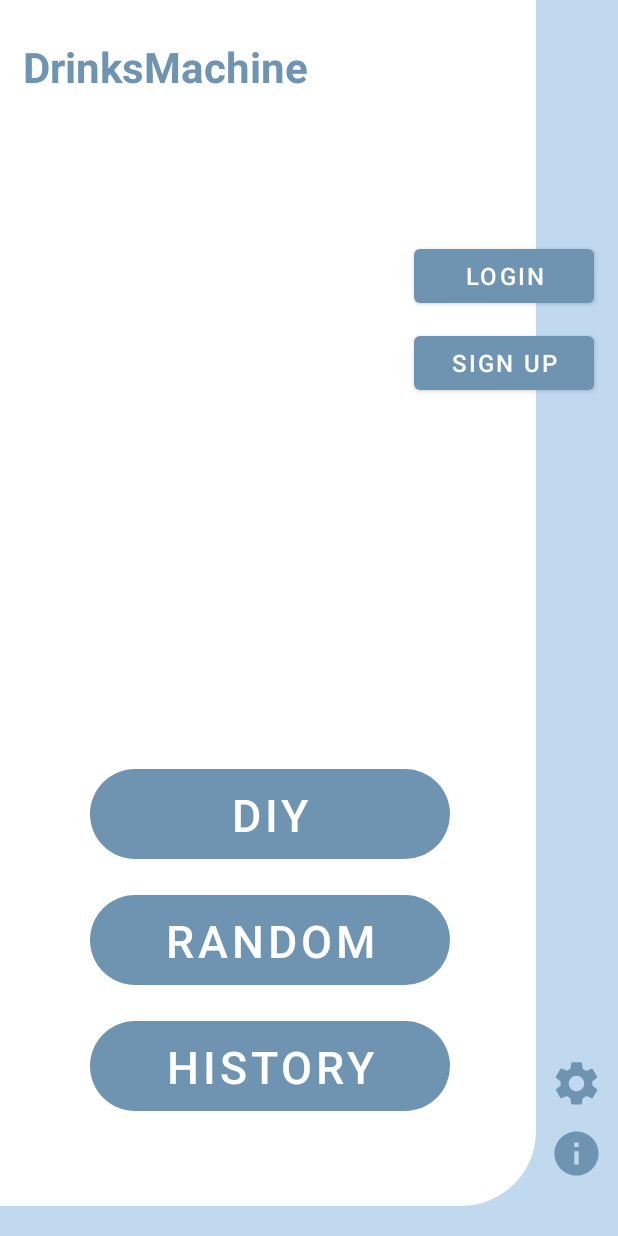
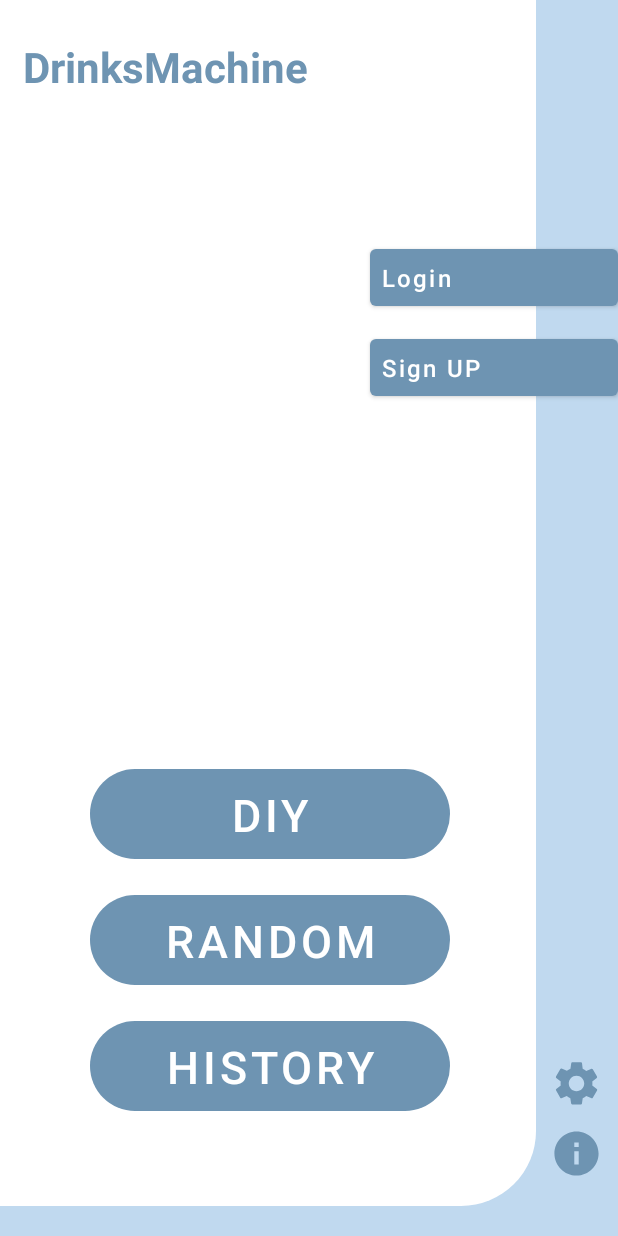
Before and after one commit to AdamLin0626/DrinksMachine, an Android app: the screen it shows after launch (MainActivity), on a phone screen of 412 x 824 dp. Run offline under Robolectric (Android 15) with nearby library versions, the phone set to English and light mode, and no system bars.

Commit message:
Layout debug

```diff
--- a/ClientApp_Android(Kotilin)/app/src/main/res/layout/activity_main_page.xml
+++ b/ClientApp_Android(Kotilin)/app/src/main/res/layout/activity_main_page.xml
@@ -65,23 +65,31 @@
 
     <Button
         android:id="@+id/LoginButton"
-        android:layout_width="120sp"
-        android:layout_height="wrap_content"
+        android:layout_width="165dp"
+        android:layout_height="50dp"
         android:layout_marginTop="150sp"
-        android:layout_marginEnd="16dp"
+        android:layout_marginEnd="0dp"
         android:text="@string/login_button"
         android:textSize="16sp"
+        android:textAllCaps="false"
+        android:paddingStart="8dp"
+        android:paddingEnd="18dp"
+        android:gravity="left|center"
         app:layout_constraintEnd_toEndOf="parent"
         app:layout_constraintTop_toTopOf="parent" />
 
     <Button
         android:id="@+id/SignButton"
-        android:layout_width="120sp"
-        android:layout_height="wrap_content"
+        android:layout_width="165dp"
+        android:layout_height="50dp"
         android:layout_marginTop="10dp"
-        android:layout_marginEnd="16dp"
+        android:layout_marginEnd="0dp"
         android:text="@string/signup_button"
         android:textSize="16sp"
+        android:textAllCaps="false"
+        android:paddingStart="8dp"
+        android:paddingEnd="18dp"
+        android:gravity="left|center"
         app:layout_constraintEnd_toEndOf="parent"
         app:layout_constraintTop_toBottomOf="@+id/LoginButton" />
 
```
